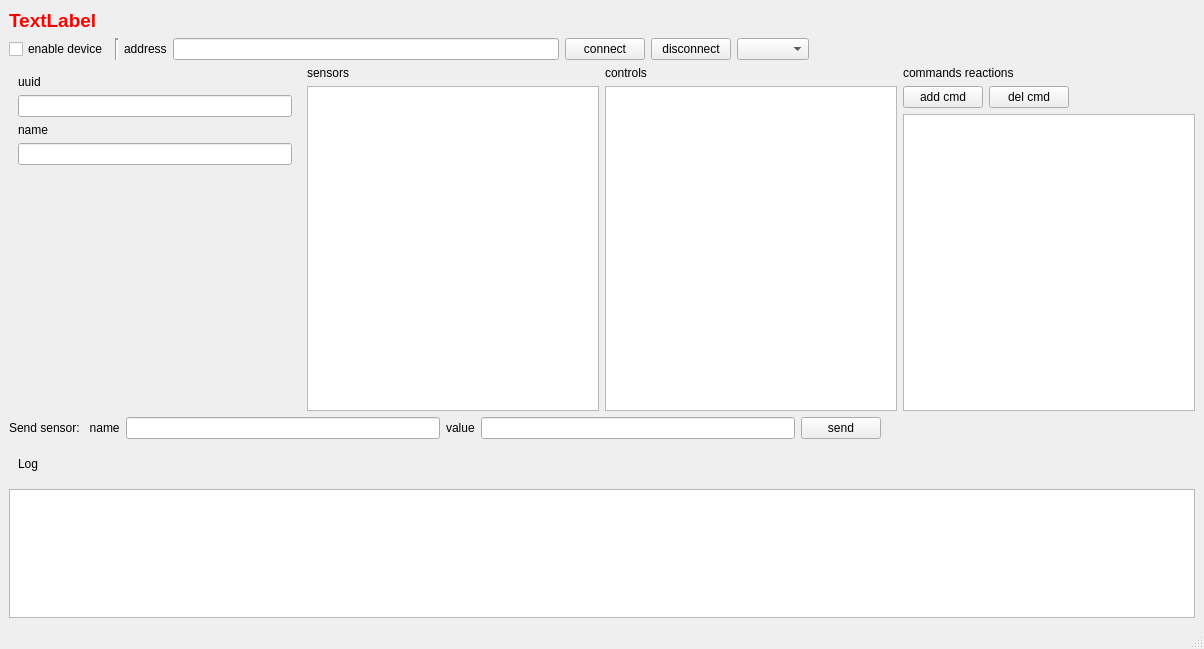
Before: the Qt Designer form TestDeviceWithUi/app/MainWindow.ui in ooolms/wl_iot_framework, drawn with Qt 5.
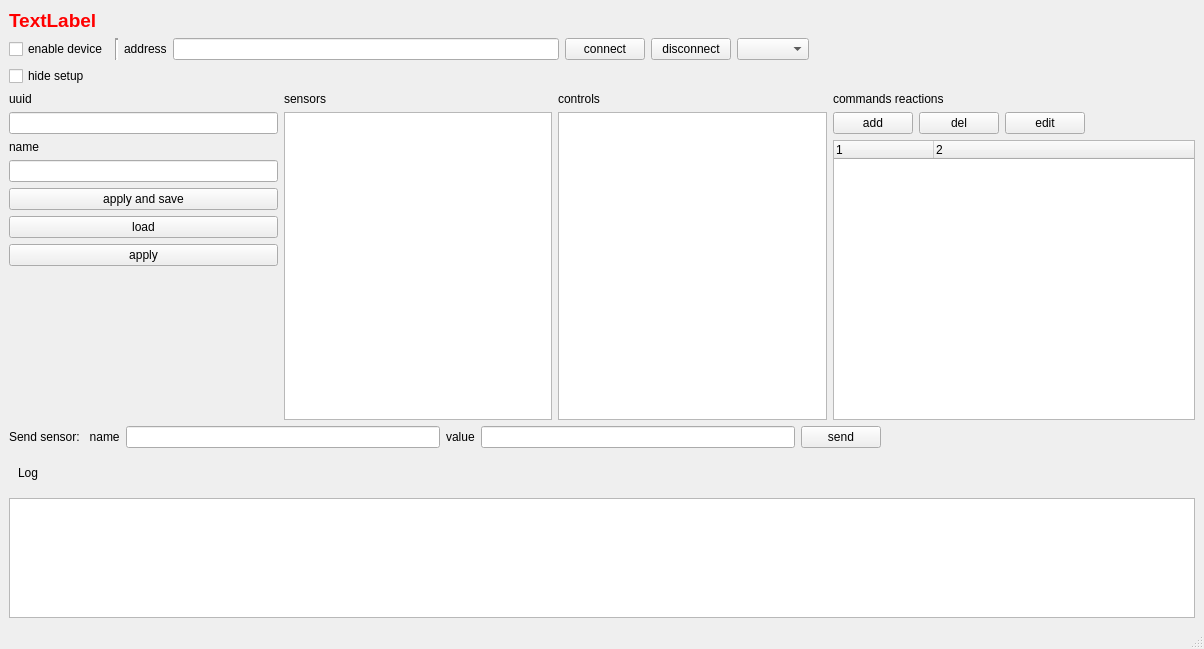
After: the same form once the commit is applied.

The edit to the form file:
```diff
--- a/TestDeviceWithUi/app/MainWindow.ui
+++ b/TestDeviceWithUi/app/MainWindow.ui
@@ -14,7 +14,7 @@
    <string>MainWindow</string>
   </property>
   <widget class="QWidget" name="contentWidget">
-   <layout class="QVBoxLayout" name="verticalLayout" stretch="0,0,2,0,1">
+   <layout class="QVBoxLayout" name="verticalLayout" stretch="0,0,0,2,0,1">
     <item>
      <widget class="QLabel" name="statusLabel">
       <property name="palette">
@@ -198,6 +198,13 @@
       </layout>
      </widget>
     </item>
+    <item>
+     <widget class="QCheckBox" name="hideSetupBtn">
+      <property name="text">
+       <string>hide setup</string>
+      </property>
+     </widget>
+    </item>
     <item>
      <widget class="QWidget" name="setupWidget" native="true">
       <layout class="QHBoxLayout" name="horizontalLayout_3">
@@ -216,6 +223,18 @@
        <item>
         <widget class="QWidget" name="widget_5" native="true">
          <layout class="QVBoxLayout" name="verticalLayout_6">
+          <property name="leftMargin">
+           <number>0</number>
+          </property>
+          <property name="topMargin">
+           <number>0</number>
+          </property>
+          <property name="rightMargin">
+           <number>0</number>
+          </property>
+          <property name="bottomMargin">
+           <number>0</number>
+          </property>
           <item>
            <widget class="QLabel" name="label_5">
             <property name="text">
@@ -236,6 +255,45 @@
           <item>
            <widget class="QLineEdit" name="nameEdit"/>
           </item>
+          <item>
+           <widget class="QWidget" name="widget_6" native="true">
+            <layout class="QVBoxLayout" name="verticalLayout_7">
+             <property name="leftMargin">
+              <number>0</number>
+             </property>
+             <property name="topMargin">
+              <number>0</number>
+             </property>
+             <property name="rightMargin">
+              <number>0</number>
+             </property>
+             <property name="bottomMargin">
+              <number>0</number>
+             </property>
+             <item>
+              <widget class="QPushButton" name="saveBtn">
+               <property name="text">
+                <string>apply and save</string>
+               </property>
+              </widget>
+             </item>
+             <item>
+              <widget class="QPushButton" name="loadBtn">
+               <property name="text">
+                <string>load</string>
+               </property>
+              </widget>
+             </item>
+             <item>
+              <widget class="QPushButton" name="applyBtn">
+               <property name="text">
+                <string>apply</string>
+               </property>
+              </widget>
+             </item>
+            </layout>
+           </widget>
+          </item>
           <item>
            <spacer name="verticalSpacer">
             <property name="orientation">
@@ -348,14 +406,21 @@
              <item>
               <widget class="QPushButton" name="addCmdReactionBtn">
                <property name="text">
-                <string>add cmd</string>
+                <string>add</string>
                </property>
               </widget>
              </item>
              <item>
               <widget class="QPushButton" name="delCmdReactionBtn">
                <property name="text">
-                <string>del cmd</string>
+                <string>del</string>
+               </property>
+              </widget>
+             </item>
+             <item>
+              <widget class="QPushButton" name="editCmdReacionBtn">
+               <property name="text">
+                <string>edit</string>
                </property>
               </widget>
              </item>
@@ -376,7 +441,21 @@
            </widget>
           </item>
           <item>
-           <widget class="QListWidget" name="cmdReactionsList"/>
+           <widget class="QTreeWidget" name="cmdReactionsList">
+            <property name="columnCount">
+             <number>2</number>
+            </property>
+            <column>
+             <property name="text">
+              <string notr="true">1</string>
+             </property>
+            </column>
+            <column>
+             <property name="text">
+              <string notr="true">2</string>
+             </property>
+            </column>
+           </widget>
           </item>
          </layout>
         </widget>
```
